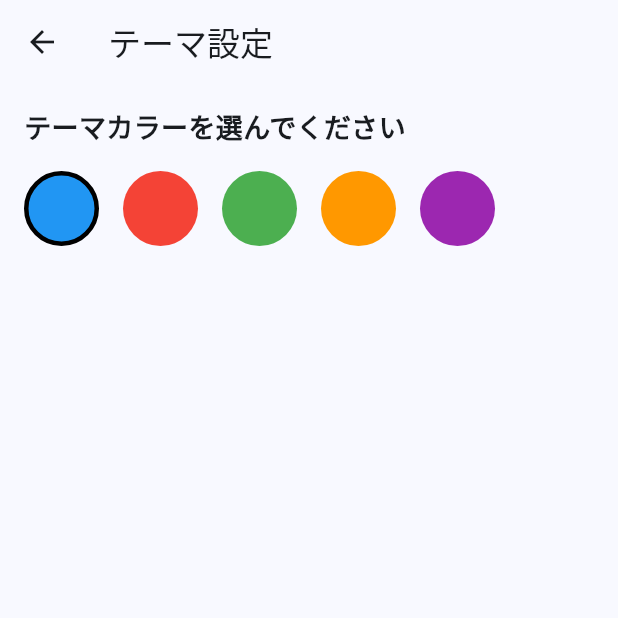
After one commit to saitouruna/flutter_application_1, a Flutter app: the SettingsScreen screen opened directly, on a phone screen of 412 x 824 dp, the top half of it. The commit adds this screen. Run offline on Flutter 3.47's test engine with Material 3 defaults, Android fonts, the phone set to English and light mode, and no system bars; our stand-ins replace sqflite; accounts and stored records are empty.

Commit message:
色の変更機能の追加←まだ途中

```diff
--- /dev/null
+++ b/lib/providers/theme_provider.dart
@@ -0,0 +1,40 @@
+import 'package:flutter/material.dart';
+
+class ThemeProvider extends ChangeNotifier {
+  Color _primaryColor = Colors.blue;
+
+  Color get primaryColor => _primaryColor;
+
+  ThemeData get themeData => ThemeData(
+        primarySwatch: createMaterialColor(_primaryColor),
+        useMaterial3: true,
+      );
+
+  // 🔽 このメソッドを追加します
+  void setPrimaryColor(Color color) {
+    _primaryColor = color;
+    notifyListeners();
+  }
+
+  // 既存の createMaterialColor ヘルパー関数
+  MaterialColor createMaterialColor(Color color) {
+    final strengths = <double>[.05];
+    final swatch = <int, Color>{};
+    final r = color.red, g = color.green, b = color.blue;
+
+    for (int i = 1; i < 10; i++) {
+      strengths.add(0.1 * i);
+    }
+    for (var strength in strengths) {
+      final ds = 0.5 - strength;
+      swatch[(strength * 1000).round()] = Color.fromRGBO(
+        r + ((ds < 0 ? r : (255 - r)) * ds).round(),
+        g + ((ds < 0 ? g : (255 - g)) * ds).round(),
+        b + ((ds < 0 ? b : (255 - b)) * ds).round(),
+        1,
+      );
+    }
+
+    return MaterialColor(color.value, swatch);
+  }
+}
--- /dev/null
+++ b/lib/screens/settings_screen.dart
@@ -0,0 +1,62 @@
+import 'package:flutter/material.dart';
+import 'package:provider/provider.dart';
+import '../providers/theme_provider.dart';
+
+class SettingsScreen extends StatelessWidget {
+  const SettingsScreen({super.key});
+
+  final List<Color> colorOptions = const [
+    Colors.blue,
+    Colors.red,
+    Colors.green,
+    Colors.orange,
+    Colors.purple,
+  ];
+
+  @override
+  Widget build(BuildContext context) {
+    final themeProvider = Provider.of<ThemeProvider>(context);
+    final currentColor = themeProvider.primaryColor;
+
+    return Scaffold(
+      appBar: AppBar(
+        title: const Text('テーマ設定'),
+      ),
+      body: Padding(
+        padding: const EdgeInsets.all(16.0),
+        child: Column(
+          crossAxisAlignment: CrossAxisAlignment.start,
+          children: [
+            const Text(
+              'テーマカラーを選んでください',
+              style: TextStyle(fontSize: 18, fontWeight: FontWeight.bold),
+            ),
+            const SizedBox(height: 16),
+            Wrap(
+              spacing: 16,
+              children: colorOptions.map((color) {
+                final isSelected = currentColor.value == color.value;
+                return GestureDetector(
+                  onTap: () {
+                    themeProvider.setPrimaryColor(color);
+                  },
+                  child: Container(
+                    width: 50,
+                    height: 50,
+                    decoration: BoxDecoration(
+                      color: color,
+                      shape: BoxShape.circle,
+                      border: isSelected
+                          ? Border.all(color: Colors.black, width: 3)
+                          : null,
+                    ),
+                  ),
+                );
+              }).toList(),
+            ),
+          ],
+        ),
+      ),
+    );
+  }
+}
```
Also changed, not shown: lib/main.dart (+8 -2 lines), lib/providers/emotion_provider.dart (+27 -0 lines), lib/screens/home_screen.dart (+6 -6 lines).
